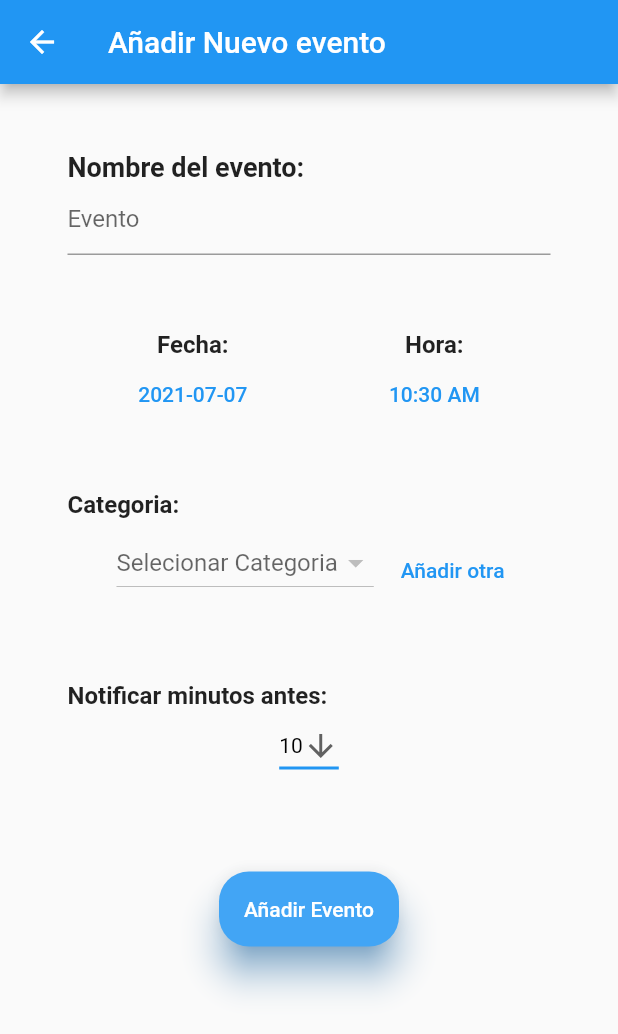
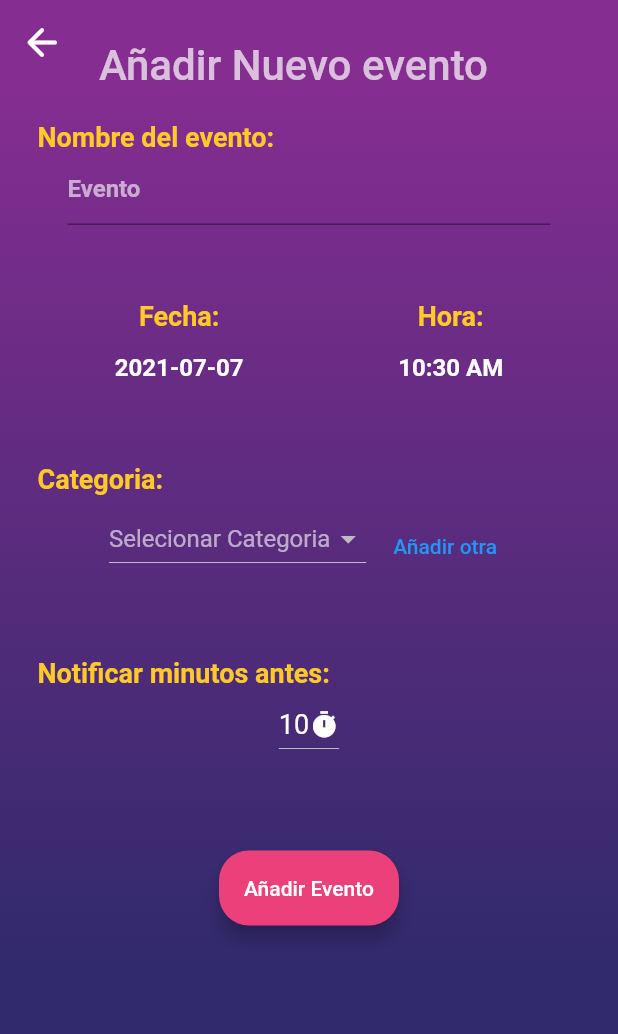
Before and after one commit to Eduardo0515/chem_organizer, a Flutter app: the screen it shows after launch, tab 2 chosen, after a tap on the "add task" icon, on a phone screen of 412 x 824 dp. Shown: the top 1034 px of the screen. Run offline on Flutter 3.47's test engine with Material 2 defaults, Android fonts, the phone set to English and light mode, and no system bars; our stand-ins replace cloud_firestore, firebase_core, firebase_messaging, fluttertoast, table_calendar; accounts and stored records are empty; Roboto replaces fonts that are missing (RobotoMono).

Commit message:
Mejoras de la interfaz

```diff
--- a/lib/main.dart
+++ b/lib/main.dart
@@ -1,4 +1,6 @@
 // main.dart
+import 'dart:ui';
+
 import 'package:chem_organizer/src/pages/login_page.dart';
 import 'package:chem_organizer/src/pages/main_view.dart';
 import 'package:chem_organizer/src/pages/message_view.dart';
@@ -39,24 +41,58 @@ class _MyAppState extends State<MyApp> {
       title: 'Flutter Demo',
       initialRoute: 'home',
       navigatorKey: navigatorKey,
-      //scaffoldMessengerKey: ,
+      debugShowCheckedModeBanner: false,
+      theme: ThemeData(
+        primaryColor: Colors.blueGrey.shade50,
+        accentColor: Colors.deepPurpleAccent.shade100,
+        errorColor: Colors.amber,
+        dialogTheme: DialogTheme(),
+        appBarTheme: AppBarTheme(
+          elevation: 0,
+          brightness: Brightness.dark,
+          titleSpacing: 10,
+          backgroundColor: Color.fromRGBO(133, 45, 145, 1.0),
+        ),
+        cardTheme: CardTheme(
+          color: Color.fromRGBO(178, 91, 165, 1),
+          shape: RoundedRectangleBorder(
+            borderRadius: BorderRadius.only(
+                topLeft: Radius.circular(30.0),
+                bottomRight: Radius.circular(30.0)),
+          ),
+          elevation: 4,
+          margin: EdgeInsets.symmetric(horizontal: 15.0, vertical: 8.0),
+        ),
+        timePickerTheme: TimePickerThemeData(
+          helpTextStyle: TextStyle(color: Colors.white70),
+          backgroundColor: Colors.purple.shade400,
+          dialHandColor: Colors.amber.shade500,
+        ),
+        textTheme: TextTheme(
+          headline1: TextStyle(
+              height: 3,
+              fontSize: 30.0,
+              fontFamily: 'RobotoMono',
+              fontWeight: FontWeight.w500,
+              color: Colors.white70),
+          headline2: TextStyle(
+              height: 3,
+              fontSize: 28.0,
+              fontFamily: 'RobotoMono',
+              fontWeight: FontWeight.w500,
+              color: Colors.white70),
+          headline3: TextStyle(
+              fontSize: 18.0,
+              fontWeight: FontWeight.bold,
+              color: Colors.amber.shade400),
+          bodyText1: TextStyle(
+              color: Colors.white, fontWeight: FontWeight.bold, fontSize: 16),
+        ),
+      ),
       routes: {
         'home': (_) => MainView(),
         'message': (_) => MessageView(),
       },
-      // theme: ThemeData(
-      //   // This is the theme of your application.
-      //   //
-      //   // Try running your application with "flutter run". You'll see the
-      //   // application has a blue toolbar. Then, without quitting the app, try
-      //   // changing the primarySwatch below to Colors.green and then invoke
-      //   // "hot reload" (press "r" in the console where you ran "flutter run",
-      //   // or simply save your changes to "hot reload" in a Flutter IDE).
-      //   // Notice that the counter didn't reset back to zero; the application
-      //   // is not restarted.
-      //   primarySwatch: Colors.blue,
-      // ),
-      // home: MainView(),
     );
   }
 }
--- a/lib/src/pages/calendar.dart
+++ b/lib/src/pages/calendar.dart
@@ -40,12 +40,24 @@ class _CalendarPageState extends State<CalendarPage> {
 
   @override
   Widget build(BuildContext context) {
-    return Column(
+    return Container(
+      decoration: BoxDecoration(
+          gradient: LinearGradient(
+        begin: Alignment.topCenter,
+        end: Alignment.bottomCenter,
+        colors: [
+          Color.fromRGBO(133, 45, 145, 1.0),
+          Color.fromRGBO(49, 42, 108, 1.0),
+        ],
+      )),
+      child: Column(
         children: [
           Container(
-          margin: EdgeInsets.all(10.0),
+            margin: EdgeInsets.fromLTRB(10, 15, 10, 0),
             decoration: BoxDecoration(
-              borderRadius: BorderRadius.circular(8), color: Colors.blue[300]),
+              borderRadius: BorderRadius.circular(8),
+              color: Color.fromRGBO(209, 204, 210, 1.0),
+            ),
             child: TableCalendar(
                 locale: 'es_ES',
                 firstDay: DateTime.utc(2000, 01, 01),
@@ -55,18 +67,23 @@ class _CalendarPageState extends State<CalendarPage> {
                   return isSameDay(_selectedDay, day);
                 },
                 calendarStyle: CalendarStyle(
+                    markerDecoration: BoxDecoration(
+                      color: Colors.pink.shade300,
+                      shape: BoxShape.circle,
+                    ),
                     todayDecoration: BoxDecoration(
-                    color: Colors.red[400],
+                      color: Colors.amber.shade700,
                       shape: BoxShape.circle,
                     ),
                     outsideTextStyle: TextStyle(color: Colors.purple)),
                 headerStyle: HeaderStyle(
                   formatButtonDecoration: BoxDecoration(
-                    color: Colors.blue,
+                    color: Colors.deepPurpleAccent.shade100,
                     borderRadius: BorderRadius.circular(20.0),
                   ),
                   headerPadding:
-                      EdgeInsets.symmetric(horizontal: 20.0, vertical: 5.0)),
+                      EdgeInsets.symmetric(horizontal: 20.0, vertical: 5.0),
+                ),
                 onDaySelected: (
                   selectedDay,
                   focusedDay,
@@ -93,22 +110,21 @@ class _CalendarPageState extends State<CalendarPage> {
                   itemCount: value.length,
                   itemBuilder: (context, index) {
                     return Container(
-                    margin: const EdgeInsets.symmetric(
-                      horizontal: 12.0,
-                      vertical: 4.0,
+                      child: Card(
+                        child: ListTile(
+                          contentPadding: EdgeInsets.fromLTRB(45, 0, 55, 0),
+                          onTap: () => print('${value[index].id}'),
+                          title: Text(
+                            '${value[index].name}',
+                            style: Theme.of(context).textTheme.bodyText1,
                           ),
-                    child: Card(
-                      shadowColor: Colors.orange[300],
-                      color: Colors.blue[300],
-                      elevation: 15.0,
-                      shape: RoundedRectangleBorder(
-                          borderRadius: BorderRadius.only(
-                              topLeft: Radius.circular(30.0),
-                              bottomRight: Radius.circular(30.0))),
-                      child: ListTile(
-                        onTap: () => print('${value[index].id}'),
-                        title: Text('${value[index].name}'),
-                        subtitle: Text(eventsController.getDateFromDateTime(value[index].date)),
+                          subtitle: Text(
+                            eventsController
+                                .getDateFromDateTime(value[index].date),
+                            style:
+                                TextStyle(height: 1.5, color: Colors.white70),
+                            textAlign: TextAlign.right,
+                          ),
                         ),
                       ),
                     );
@@ -118,6 +134,7 @@ class _CalendarPageState extends State<CalendarPage> {
             ),
           ),
         ],
+      ),
     );
   }
 }
--- a/lib/src/pages/events.dart
+++ b/lib/src/pages/events.dart
@@ -14,8 +14,17 @@ class _EventsState extends State<Events> {
   @override
   Widget build(BuildContext context) {
     eventsController.getEvents();
-    return Scaffold(
-      body: StreamBuilder<QuerySnapshot>(
+    return Container(
+      decoration: BoxDecoration(
+          gradient: LinearGradient(
+        begin: Alignment.topCenter,
+        end: Alignment.bottomCenter,
+        colors: [
+          Color.fromRGBO(133, 45, 145, 1.0),
+          Color.fromRGBO(49, 42, 108, 1.0),
+        ],
+      )),
+      child: StreamBuilder<QuerySnapshot>(
         stream: FirebaseFirestore.instance
             .collection('tarea')
             .where("fecha", isGreaterThanOrEqualTo: time)
@@ -54,24 +63,19 @@ class _EventsState extends State<Events> {
                   },
                   background: Container(color: Colors.teal[100]),
                   child: Card(
-                      color: Colors.blue[300],
-                      shadowColor: Colors.orange[300],
-                      margin: EdgeInsets.symmetric(
-                          horizontal: 10.0, vertical: 10.0),
-                      elevation: 15.0,
-                      shape: RoundedRectangleBorder(
-                          borderRadius: BorderRadius.only(
-                              topLeft: Radius.circular(30.0),
-                              bottomRight: Radius.circular(30.0))),
                       child: Row(
                     children: [
                       Expanded(
                         child: ListTile(
+                          contentPadding: EdgeInsets.fromLTRB(30, 0, 10, 3),
                           title: Text(doc.get("nombre"),
-                                  style: TextStyle(color: Colors.white)),
-                              subtitle: Text(
-                                  eventsController.getDate(doc.get("fecha")),
-                                  style: TextStyle(color: Colors.white)),
+                              style: Theme.of(context).textTheme.bodyText1),
+                          subtitle:
+                              Text(eventsController.getDate(doc.get("fecha")),
+                                  style: TextStyle(
+                                    color: Colors.white,
+                                    height: 1.7,
+                                  )),
                         ),
                       ),
                       Container(
--- a/lib/src/pages/main_view.dart
+++ b/lib/src/pages/main_view.dart
@@ -15,8 +15,19 @@ class _MainViewState extends State<MainView> {
       length: 2,
       child: Scaffold(
         appBar: AppBar(
-          title: Text("Principal"),
+          toolbarHeight: 125,
+          title: Container(
+              padding: EdgeInsets.all(20),
+              child: Text(
+                "Chem Organizer",
+                style: Theme.of(context).textTheme.headline1,
+              )),
           bottom: TabBar(
+            indicatorColor: Colors.purple.shade300,
+            labelColor: Colors.amber.shade300,
+            labelStyle: TextStyle(fontSize: 15, fontWeight: FontWeight.bold),
+            unselectedLabelStyle: TextStyle(fontSize: 13),
+            unselectedLabelColor: Colors.white60,
             tabs: [
               Tab(
                 text: "Calendario",
@@ -37,7 +48,7 @@ class _MainViewState extends State<MainView> {
             );
           },
           child: const Icon(Icons.add_task_rounded),
-          backgroundColor: Colors.blue,
+          backgroundColor: Colors.amber.shade700,
         ),
       ),
     );
--- a/lib/src/pages/new_event.dart
+++ b/lib/src/pages/new_event.dart
@@ -97,25 +97,48 @@ class _NewEventState extends State<NewEvent> {
   @override
   Widget build(BuildContext context) {
     return Scaffold(
+        backgroundColor: Color.fromRGBO(49, 42, 108, 1.0),
         appBar: AppBar(
-        title: Text('Añadir Nuevo evento'),
+          leading: IconButton(
+            icon: Icon(
+              Icons.arrow_back_rounded,
+              color: Colors.white,
+              size: 30,
             ),
-      body: SafeArea(
+            onPressed: () {
+              Navigator.pop(context);
+            },
+          ),
+          title: Text(
+            'Añadir Nuevo evento',
+            style: Theme.of(context).textTheme.headline2,
+          ),
+        ),
+        body: Container(
+          padding: EdgeInsets.all(25),
+          decoration: BoxDecoration(
+              gradient: LinearGradient(
+            begin: Alignment.topCenter,
+            end: Alignment.bottomCenter,
+            colors: [
+              Color.fromRGBO(133, 45, 145, 1.0),
+              Color.fromRGBO(49, 42, 108, 1.0),
+            ],
+          )),
+          child: SafeArea(
             child: SingleChildScrollView(
-          padding: EdgeInsets.fromLTRB(25, 25, 25, 0),
-          child: Container(
-            padding: EdgeInsets.all(20.0),
               child: Form(
                 key: _formKey,
                 child: Column(
-                crossAxisAlignment: CrossAxisAlignment.start,
+                  crossAxisAlignment: CrossAxisAlignment.stretch,
+                  mainAxisAlignment: MainAxisAlignment.spaceAround,
                   children: <Widget>[
                     Text(
                       'Nombre del evento:',
-                    style:
-                        TextStyle(fontSize: 18.0, fontWeight: FontWeight.bold),
+                      style: Theme.of(context).textTheme.headline3,
                     ),
                     Container(
+                      padding: EdgeInsets.fromLTRB(20, 0, 20, 0),
                       child: TextFormField(
                         validator: (value) {
                           if (value!.isEmpty) {
@@ -125,8 +148,10 @@ class _NewEventState extends State<NewEvent> {
                         },
                         decoration: InputDecoration(
                           hintText: 'Evento',
+                          hintStyle: TextStyle(color: Colors.white60),
                         ),
                         controller: nameController,
+                        style: Theme.of(context).textTheme.bodyText1,
                       ),
                     ),
                     SizedBox(
@@ -138,28 +163,31 @@ class _NewEventState extends State<NewEvent> {
                         Column(children: [
                           Text(
                             'Fecha:',
-                          style: TextStyle(
-                              fontSize: 16.0, fontWeight: FontWeight.bold),
+                            style: Theme.of(context).textTheme.headline3,
                           ),
                           TextButton(
                               onPressed: () {
                                 _selectDate(context);
                               },
-                            child:
-                                new Text("${_date.toLocal()}".split(' ')[0])),
+                              child: new Text(
+                                "${_date.toLocal()}".split(' ')[0],
+                                style: Theme.of(context).textTheme.bodyText1,
+                              )),
                         ]),
                         Column(
                           children: [
                             Text(
                               'Hora:',
-                            style: TextStyle(
-                                fontSize: 16.0, fontWeight: FontWeight.bold),
+                              style: Theme.of(context).textTheme.headline3,
                             ),
                             TextButton(
                               onPressed: () {
                                 _selectTime();
                               },
-                            child: new Text("${_time.format(context)}"),
+                              child: new Text(
+                                "${_time.format(context)}",
+                                style: Theme.of(context).textTheme.bodyText1,
+                              ),
                             )
                           ],
                         )
@@ -170,15 +198,11 @@ class _NewEventState extends State<NewEvent> {
                     ),
                     Text(
                       'Categoria:',
-                    style:
-                        TextStyle(fontSize: 16.0, fontWeight: FontWeight.bold),
+                      style: Theme.of(context).textTheme.headline3,
                     ),
                     Row(
                       mainAxisAlignment: MainAxisAlignment.center,
                       children: [
-                      SizedBox(
-                        width: 10,
-                      ),
                         StreamBuilder<QuerySnapshot>(
                             stream: FirebaseFirestore.instance
                                 .collection("categories")
@@ -191,11 +215,13 @@ class _NewEventState extends State<NewEvent> {
                                 for (int i = 0;
                                     i < snapshot.data!.docs.length;
                                     i++) {
-                                DocumentSnapshot snap = snapshot.data!.docs[i];
+                                  DocumentSnapshot snap =
+                                      snapshot.data!.docs[i];
                                   items.add(
                                     DropdownMenuItem(
                                       child: Text(
                                         snap.get("category"),
+                                        style: TextStyle(color: Colors.white),
                                       ),
                                       value: "${snap.id}",
                                     ),
@@ -203,6 +229,8 @@ class _NewEventState extends State<NewEvent> {
                                 }
                                 var dropdownButton = DropdownButton(
                                   items: items,
+                                  dropdownColor:
+                                      Color.fromRGBO(133, 45, 145, 1.0),
                                   onChanged: (newValue) {
                                     setState(() {
                                       _selectedCategory = newValue;
@@ -210,7 +238,8 @@ class _NewEventState extends State<NewEvent> {
                                   },
                                   value: _selectedCategory,
                                   isExpanded: false,
-                                hint: Text("Selecionar Categoria"),
+                                  hint: Text("Selecionar Categoria",
+                                      style: TextStyle(color: Colors.white60)),
                                 );
                                 return dropdownButton;
                               }
@@ -240,20 +269,19 @@ class _NewEventState extends State<NewEvent> {
                     ),
                     Text(
                       'Notificar minutos antes:',
-                    style:
-                        TextStyle(fontSize: 16.0, fontWeight: FontWeight.bold),
+                      style: Theme.of(context).textTheme.headline3,
                     ),
                     Center(
                       child: DropdownButton<int>(
                         value: _selectedTimeNotification,
-                      icon: const Icon(Icons.arrow_downward),
-                      iconSize: 24,
-                      elevation: 16,
-                      style: const TextStyle(color: Colors.black),
-                      underline: Container(
-                        height: 2,
-                        color: Colors.blue,
+                        icon: const Icon(
+                          Icons.timer,
+                          color: Colors.white,
                         ),
+                        iconSize: 20,
+                        elevation: 5,
+                        dropdownColor: Color.fromRGBO(133, 45, 145, 1.0),
+                        style: TextStyle(color: Colors.white, fontSize: 18),
                         onChanged: (int? newValue) {
                           setState(() {
                             _selectedTimeNotification = newValue!;
@@ -276,13 +304,13 @@ class _NewEventState extends State<NewEvent> {
                       children: [
                         TextButton(
                           style: ElevatedButton.styleFrom(
-                          elevation: 10.0,
-                          shadowColor: Colors.blue,
-                          primary: Colors.blue[400],
+                            elevation: 5,
+                            primary: Colors.pink.shade400,
                             minimumSize: Size(120, 50),
                             padding: EdgeInsets.symmetric(horizontal: 12),
                             shape: const RoundedRectangleBorder(
-                            borderRadius: BorderRadius.all(Radius.circular(20)),
+                              borderRadius:
+                                  BorderRadius.all(Radius.circular(20)),
                             ),
                           ),
                           onPressed: () {
@@ -307,8 +335,7 @@ class _NewEventState extends State<NewEvent> {
               ),
             ),
           ),
-      ),
-    );
+        ));
   }
 
   _editButton(BuildContext context) {
```
Also changed, not shown: lib/src/pages/edit_category.dart (+51 -6 lines), lib/src/pages/new_category.dart (+41 -3 lines), lib/src/custom_view/curved_painter.dart (line endings or trailing spaces). Lines whose indentation alone changed are shown as unchanged.
